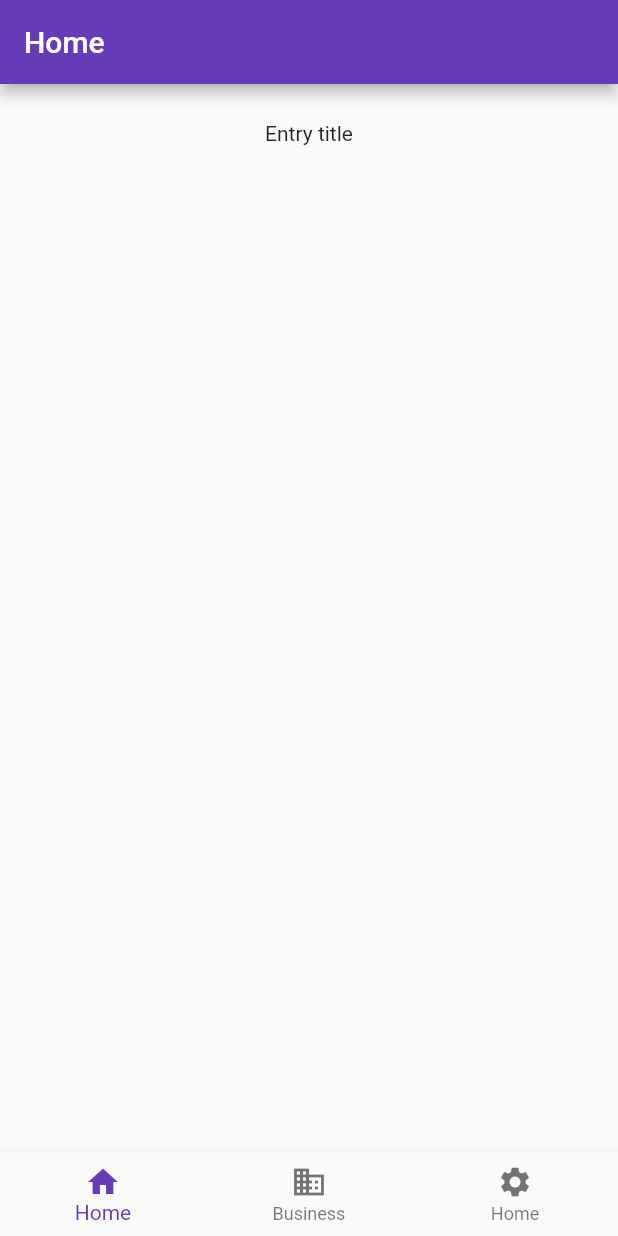
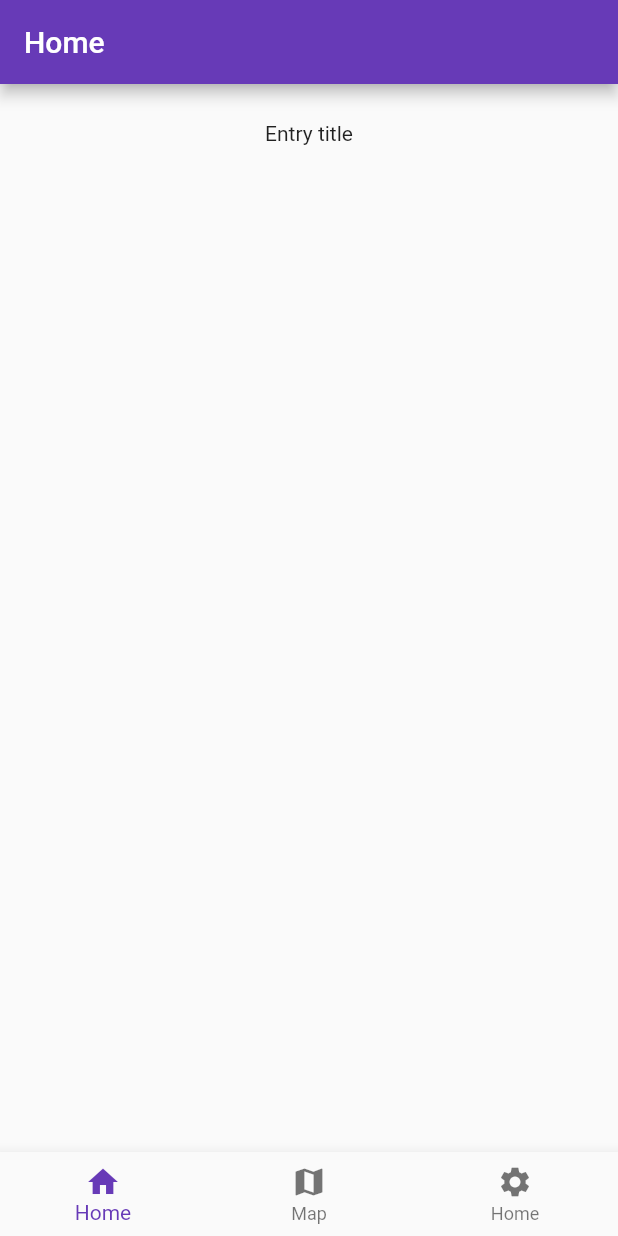
Before and after one commit to DavidCorrado/Flutter, a Flutter app: the screen it shows after launch, on a phone screen of 412 x 824 dp. Run offline on Flutter 3.47's test engine with Material 2 defaults, Android fonts, the light colour scheme and no system bars; our stand-ins replace google_maps_flutter; generated files the repository leaves out were written again.

Commit message:
Added Map

```diff
--- a/lib/l10n/app_en.arb
+++ b/lib/l10n/app_en.arb
@@ -1,5 +1,5 @@
 {
   "home": "Home",
   "settings": "Settings",
-  "business": "Business"
+  "map": "Map"
 }
--- a/lib/page/business_page.dart
+++ /dev/null
@@ -1,23 +0,0 @@
-import 'package:flutter/material.dart';
-import 'package:flutter_gen/gen_l10n/app_localizations.dart';
-
-class BusinessPage extends StatefulWidget {
-  BusinessPage({Key? key}) : super(key: key);
-
-  @override
-  State<StatefulWidget> createState() {
-    return _BusinessPageState();
-  }
-}
-
-class _BusinessPageState extends State<BusinessPage> {
-  @override
-  Widget build(BuildContext context) {
-    return Scaffold(
-      appBar: AppBar(
-          title: Text(AppLocalizations.of(context)!.business),
-          brightness: Brightness.dark),
-      body: Text(AppLocalizations.of(context)!.business),
-    );
-  }
-}
--- a/lib/page/main_navigation_page.dart
+++ b/lib/page/main_navigation_page.dart
@@ -1,7 +1,7 @@
 import 'package:flutter/material.dart';
 import 'package:flutter_gen/gen_l10n/app_localizations.dart';
-import 'package:flutterexample/page/business_page.dart';
 import 'package:flutterexample/page/home/home_page.dart';
+import 'package:flutterexample/page/map_page.dart';
 import 'package:flutterexample/page/settings_page.dart';
 
 class MainNavigationPage extends StatefulWidget {
@@ -17,7 +17,7 @@ class _MainNavigationPageState extends State<MainNavigationPage> {
   int _selectedIndex = 0;
   static List<Widget> _widgetOptions = <Widget>[
     HomePage(),
-    BusinessPage(),
+    MapPage(),
     SettingsPage(),
   ];
 
@@ -40,8 +40,8 @@ class _MainNavigationPageState extends State<MainNavigationPage> {
             label: AppLocalizations.of(context)!.home,
           ),
           BottomNavigationBarItem(
-            icon: Icon(Icons.business),
-            label: AppLocalizations.of(context)!.business,
+            icon: Icon(Icons.map),
+            label: AppLocalizations.of(context)!.map,
           ),
           BottomNavigationBarItem(
             icon: Icon(Icons.settings),
--- a/pubspec.yaml
+++ b/pubspec.yaml
@@ -19,6 +19,8 @@ dependencies:
   cupertino_icons: ^1.0.2
   intl: ^0.17.0
   provider: ^5.0.0
+  google_maps_flutter: ^2.0.6
+  google_maps_flutter_web: ^0.3.0
 
 dev_dependencies:
   flutter_test:
```
Also changed, not shown: lib/page/map_page.dart (added, +39 -0 lines), pubspec.lock, 9 other files.
